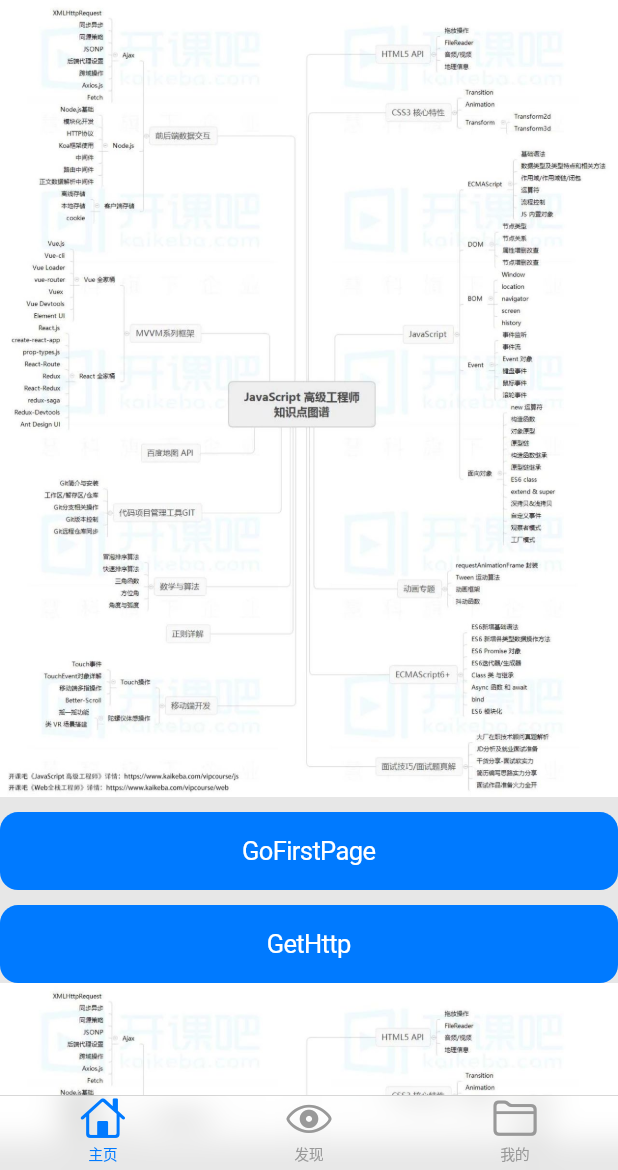
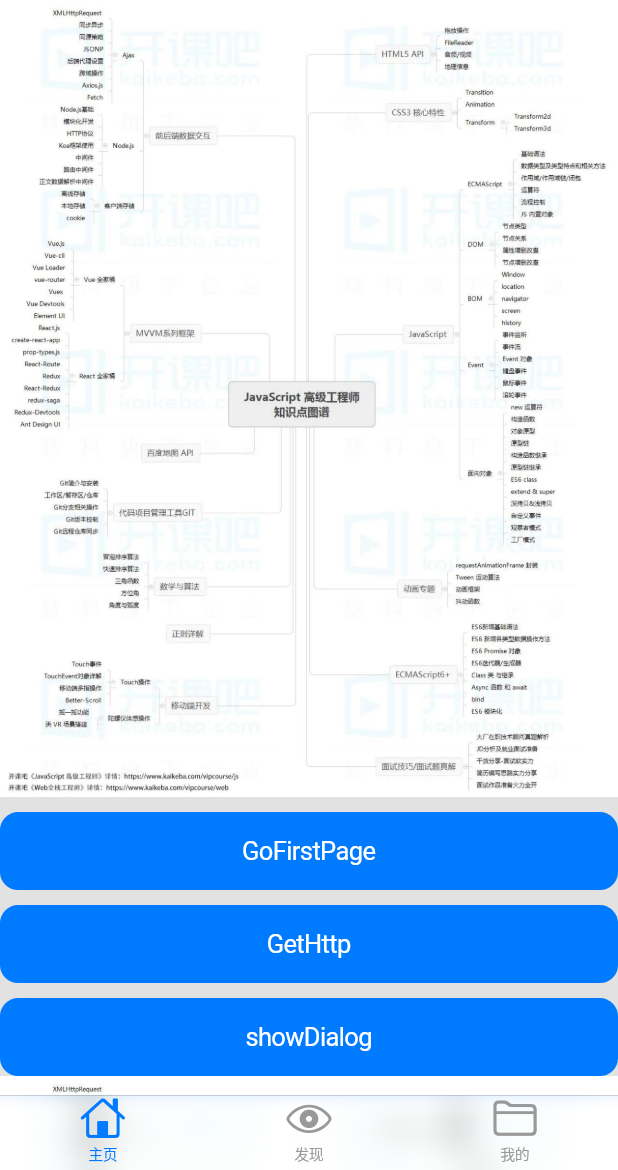
Before and after one commit to ConquerStars/flutter-iosStyle, a Flutter app: the screen it shows after launch, on a phone screen of 412 x 824 dp, the part 66-1236 px from its top. Run offline on Flutter 3.47's test engine with Material 2 defaults, Android fonts, the phone set to English and light mode, and no system bars; our stand-ins replace chewie, cookie_jar, dio, image_picker, package_info, permission_handler and 1 more.

```diff
--- a/lib/main.dart
+++ b/lib/main.dart
@@ -14,7 +14,7 @@ class MyApp extends StatelessWidget {
   // This widget is the root of your application.
   @override
   Widget build(BuildContext context) {
-    return CupertinoApp(
+    return MaterialApp(
       home: HomePage(),
     );
   }
@@ -33,8 +33,8 @@ class HomePageState extends State<HomePage> {
   @override
   Widget build(BuildContext context) {
     return WillPopScope(
-      child: Scaffold(
-        appBar: CupertinoNavigationBar(
+      child: CupertinoPageScaffold(
+        navigationBar: CupertinoNavigationBar(
           middle: Text(this.title),
           backgroundColor: Colors.transparent,
           border: Border.all(
@@ -42,7 +42,7 @@ class HomePageState extends State<HomePage> {
             width: 0.0,
             style: BorderStyle.none),
         ),
-        body: CupertinoTabScaffold(
+        child: CupertinoTabScaffold(
           tabBar: CupertinoTabBar(
             activeColor: CupertinoColors.activeBlue,
             backgroundColor: Colors.transparent,
--- a/lib/src/home.dart
+++ b/lib/src/home.dart
@@ -7,9 +7,7 @@ import 'package:flutter_demo/src/firstPage.dart';
 class TabHome extends StatelessWidget {
   @override
   Widget build(BuildContext context) {
-    return Container(
-      padding: EdgeInsets.only(bottom: 20),
-      child: ListView(
+    return ListView(
       children: <Widget>[
         Image.asset(
           "lib/assets/img/js.jpg",
@@ -40,11 +38,36 @@ class TabHome extends StatelessWidget {
             pressedOpacity: 0.9,
           ),
         ),
+        Padding(
+          padding: EdgeInsets.only(top: 10),
+          child: CupertinoButton(
+            color: CupertinoColors.activeBlue,
+            child: Text('showDialog',
+              style: TextStyle(
+                color: Colors.white,
+              )),
+            onPressed: (){
+              showDialog(
+                context: context,
+                builder: (ctx) {
+                  return Center(
+                    child: Column(
+                      mainAxisSize: MainAxisSize.min,
+                      children: <Widget>[
+                        Text('1222222222222222222')
+                      ],
+                    ),
+                  );
+                },
+              );
+            },
+            pressedOpacity: 0.9,
+          ),
+        ),
         Image.asset(
           "lib/assets/img/js.jpg",
         ),
       ],
-      ),
     );
   }
 }
```
Also changed, not shown: lib/src/firstPage.dart (+8 -2 lines), lib/src/found.dart (+4 -5 lines), lib/src/information.dart (+1 -7 lines). Lines whose indentation alone changed are shown as unchanged.
